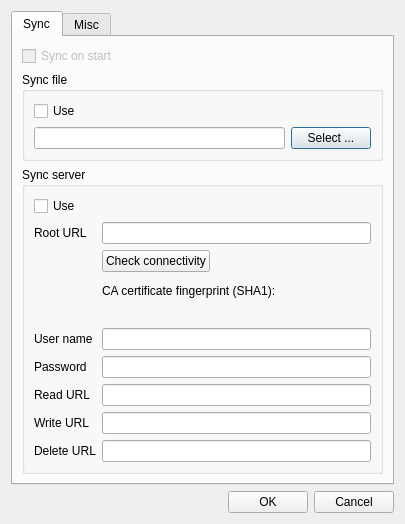
The window that Qt-SESAM/optionsdialog.ui (607011/Qt-SESAM) describes before a commit, drawn with Qt 5.
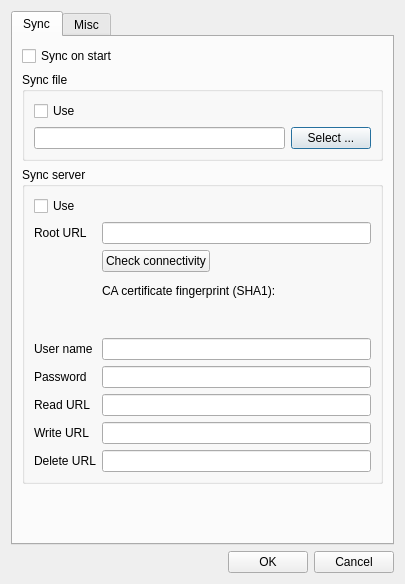
The same window after the commit.

Commit message: Re-enabled "Sync on start" for debugging purposes.

```diff
--- a/Qt-SESAM/optionsdialog.ui
+++ b/Qt-SESAM/optionsdialog.ui
@@ -7,7 +7,7 @@
     <x>0</x>
     <y>0</y>
     <width>405</width>
-    <height>524</height>
+    <height>584</height>
    </rect>
   </property>
   <property name="windowTitle">
@@ -27,7 +27,7 @@
        <item>
         <widget class="QCheckBox" name="syncOnStartCheckBox">
          <property name="enabled">
-          <bool>false</bool>
+          <bool>true</bool>
          </property>
          <property name="text">
           <string>Sync on start</string>
```
The commit also changes 2 other files.
